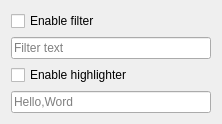
First picture: the form in Source/IOPage/OutputSettings.ui, repository x-tools-author/x-tools, before the edit.
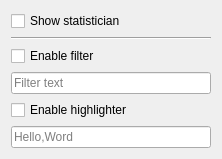
Second picture: the form after the edit.

The edit to the form file:
```diff
--- a/Source/IOPage/OutputSettings.ui
+++ b/Source/IOPage/OutputSettings.ui
@@ -14,14 +14,14 @@
    <string notr="true">Form</string>
   </property>
   <layout class="QGridLayout" name="gridLayout">
-   <item row="0" column="0">
-    <widget class="QCheckBox" name="checkBoxFilter">
+   <item row="4" column="0">
+    <widget class="QCheckBox" name="checkBoxHighlighter">
      <property name="text">
-      <string>Enable filter</string>
+      <string>Enable highlighter</string>
      </property>
     </widget>
    </item>
-   <item row="1" column="0">
+   <item row="3" column="0">
     <widget class="QLineEdit" name="lineEditFilter">
      <property name="minimumSize">
       <size>
@@ -37,14 +37,7 @@
      </property>
     </widget>
    </item>
-   <item row="2" column="0">
-    <widget class="QCheckBox" name="checkBoxHighlighter">
-     <property name="text">
-      <string>Enable highlighter</string>
-     </property>
-    </widget>
-   </item>
-   <item row="3" column="0">
+   <item row="5" column="0">
     <widget class="QLineEdit" name="lineEditHighlighter">
      <property name="placeholderText">
       <string>Hello,Word</string>
@@ -54,6 +47,27 @@
      </property>
     </widget>
    </item>
+   <item row="0" column="0">
+    <widget class="QCheckBox" name="checkBoxShowStatistician">
+     <property name="text">
+      <string>Show statistician</string>
+     </property>
+    </widget>
+   </item>
+   <item row="2" column="0">
+    <widget class="QCheckBox" name="checkBoxFilter">
+     <property name="text">
+      <string>Enable filter</string>
+     </property>
+    </widget>
+   </item>
+   <item row="1" column="0">
+    <widget class="Line" name="line">
+     <property name="orientation">
+      <enum>Qt::Orientation::Horizontal</enum>
+     </property>
+    </widget>
+   </item>
   </layout>
  </widget>
  <resources/>
```
